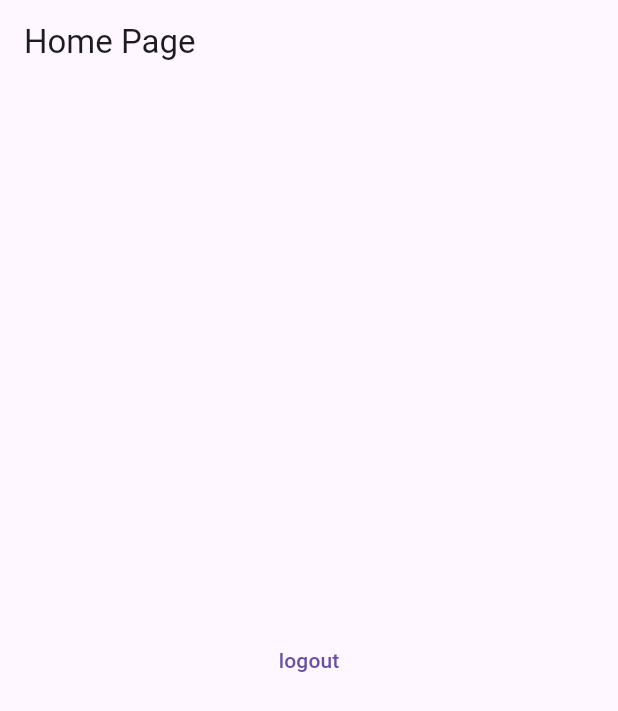
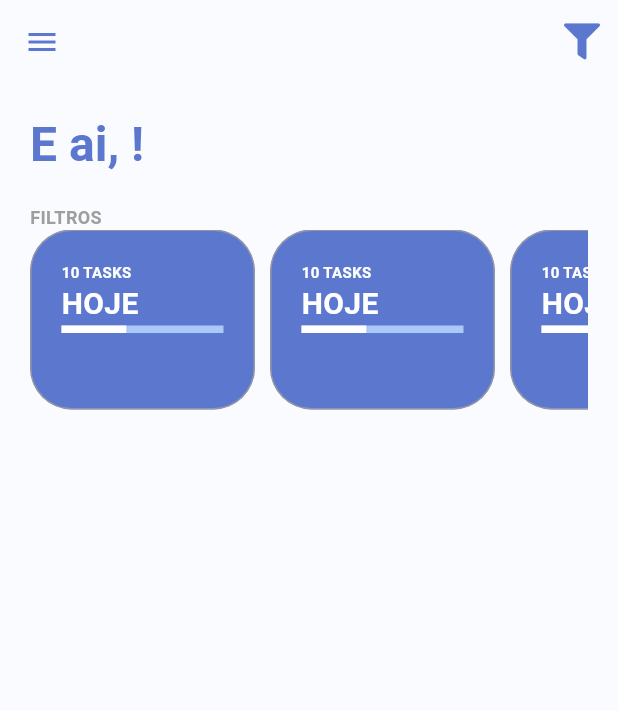
Before and after one commit to CSIRamone/ToDo_List_Provider, a Flutter app: the screen it shows once a user with an empty profile is signed in, on a phone screen of 412 x 824 dp. Shown: the top 711 px of the screen. Run offline on Flutter 3.47's test engine with Material 3 defaults, Android fonts, the phone set to English and light mode, and no system bars; our stand-ins replace firebase_auth, firebase_core, flutter_signin_button, google_fonts, google_sign_in, nested and 3 more; missing offline and left inert: flutter_overlay_loader, validatorless; accounts and stored records are empty; network calls fail; Roboto replaces fonts that are missing (Mandali).

Commit message:
Alterando nome Usuario, ModuloHome(Contruindo header e filter)

```diff
--- a/lib/app/core/auth/todo_list_auth_provider.dart
+++ b/lib/app/core/auth/todo_list_auth_provider.dart
@@ -17,7 +17,10 @@ class TodoListAuthProvider extends ChangeNotifier{
 
   Future<void> logout() => _userService.logout();
 
-  User? get user => _firebaseAuth.currentUser;
+  User? get user {
+   print('Usuário atual: ${_firebaseAuth.currentUser}');
+   return _firebaseAuth.currentUser;
+  }
 
   void loadListener() {
     _firebaseAuth.userChanges().listen((_) => notifyListeners());
--- a/lib/app/core/ui/todolisticon_icons.dart
+++ b/lib/app/core/ui/todolisticon_icons.dart
@@ -27,4 +27,5 @@ class Todolisticon {
 
   static const IconData eye = IconData(0xf06e, fontFamily: _kFontFam, fontPackage: _kFontPkg);
   static const IconData eye_slash = IconData(0xf070, fontFamily: _kFontFam, fontPackage: _kFontPkg);
+  static const IconData filter = IconData(0xf0b0, fontFamily: _kFontFam, fontPackage: _kFontPkg);
 }
--- a/lib/app/modules/home/home_page.dart
+++ b/lib/app/modules/home/home_page.dart
@@ -1,23 +1,59 @@
 import 'package:flutter/material.dart';
-import 'package:provider/provider.dart';
-import 'package:todo_list_provider/app/core/auth/todo_list_auth_provider.dart';
+import 'package:todo_list_provider/app/core/ui/theme.extensions.dart';
+import 'package:todo_list_provider/app/core/ui/todolisticon_icons.dart';
+import 'package:todo_list_provider/app/modules/home/widget/home_drawer.dart';
+import 'package:todo_list_provider/app/modules/home/widget/home_filters.dart';
+import 'package:todo_list_provider/app/modules/home/widget/home_header.dart';
 
 class HomePage extends StatelessWidget {
+  const HomePage({super.key});
 
-  const HomePage({ super.key });
-
-   @override
-   Widget build(BuildContext context) {
-       return Scaffold(
-           appBar: AppBar(title: const Text('Home Page'),),
-           body: Center(
-            child: TextButton(onPressed: (){
-              print('Tentando acessar TodoListAuthProvider');
-             final authprovider = context.read<TodoListAuthProvider>();
-              authprovider.logout();
-              print('AuthProvider acessado com sucesso');
-            }, child: Text('logout')),
-           ),
-       );
+  @override
+  Widget build(BuildContext context) {
+    return Scaffold(
+      appBar: AppBar(
+        iconTheme: IconThemeData(
+          color: context.primaryColor,
+        ),
+        backgroundColor: Colors.transparent,
+        elevation: 0,
+        actions: [
+          PopupMenuButton(
+            icon: Icon(Todolisticon.filter),
+            itemBuilder: (_) => [
+              PopupMenuItem<bool>(
+                child: Text('Mostrar tarefas concluidas'),
+              )
+            ],
+          )
+        ],
+      ),
+      backgroundColor: Color(0xFFFAFBFE),
+      drawer: HomeDrawer(),
+      body: LayoutBuilder(
+        builder: (context, constraints) {
+          return SingleChildScrollView(
+            child: ConstrainedBox(
+              constraints: BoxConstraints(
+                minHeight: constraints.maxHeight,
+                maxWidth: constraints.maxWidth,
+              ),
+              child: Container(
+                margin: const EdgeInsets.symmetric(horizontal:20),
+                child: IntrinsicHeight(
+                  child: Column(
+                    crossAxisAlignment: CrossAxisAlignment.start,
+                    children: [
+                      HomeHeader(),
+                      HomeFilters(),
+                    ],
+                  ),
+                )
+              ),
+            ),
+          );
+        },
+      ),
+    );
   }
 }
--- /dev/null
+++ b/lib/app/modules/home/widget/home_filters.dart
@@ -0,0 +1,39 @@
+import 'package:flutter/material.dart';
+import 'package:todo_list_provider/app/core/ui/theme.extensions.dart';
+import 'package:todo_list_provider/app/modules/home/widget/todo_card.filter.dart';
+
+class HomeFilters extends StatefulWidget {
+
+  const HomeFilters({ Key? key }) : super(key: key);
+
+  @override
+  State<HomeFilters> createState() => _HomeFiltersState();
+}
+
+class _HomeFiltersState extends State<HomeFilters> {
+   @override
+   Widget build(BuildContext context) {
+       return Column(
+        crossAxisAlignment: CrossAxisAlignment.start,
+        children: [
+          Text('FILTROS', style: context.titleStyle,
+          ),
+        SingleChildScrollView(
+          scrollDirection: Axis.horizontal,
+          child: Row(
+            children: [
+              TodoCardFilter(),
+              TodoCardFilter(),
+              TodoCardFilter(),
+              TodoCardFilter(),
+              TodoCardFilter(),
+              TodoCardFilter(),
+              TodoCardFilter(),
+
+          ],),
+        ),
+        ],
+
+       );
+  }
+}
--- /dev/null
+++ b/lib/app/modules/home/widget/home_header.dart
@@ -0,0 +1,30 @@
+import 'package:flutter/material.dart';
+import 'package:provider/provider.dart';
+import 'package:todo_list_provider/app/core/auth/todo_list_auth_provider.dart';
+import 'package:todo_list_provider/app/core/ui/theme.extensions.dart';
+
+class HomeHeader extends StatelessWidget {
+  const HomeHeader({Key? key}) : super(key: key);
+
+  @override
+  Widget build(BuildContext context) {
+    return Row(children: [
+      Padding(
+        padding: const EdgeInsets.symmetric(vertical: 20),
+        child: Selector<TodoListAuthProvider, String>(
+          selector: (context, authProvider) {
+            return authProvider.user?.displayName ?? 'Não informado';
+          },
+          builder: (_, value, __) {
+            return Text(
+              'E ai, $value!',
+              style: context.textTheme.headlineLarge?.copyWith(
+                fontWeight: FontWeight.bold,
+              ),
+            );
+          },
+        ),
+      ),
+    ]);
+  }
+}
--- /dev/null
+++ b/lib/app/modules/home/widget/todo_card.filter.dart
@@ -0,0 +1,49 @@
+import 'package:flutter/material.dart';
+import 'package:todo_list_provider/app/core/ui/theme.extensions.dart';
+
+class TodoCardFilter extends StatelessWidget {
+
+  const TodoCardFilter({ super.key });
+
+   @override
+   Widget build(BuildContext context) {
+       return Container(
+        constraints: BoxConstraints(
+          minHeight: 120,
+          maxWidth: 150,
+        ),
+        margin: EdgeInsets.only(right: 10),
+        padding: EdgeInsets.all(20),
+        decoration: BoxDecoration(
+          color: context.primaryColor,
+          border: Border.all(
+            width: 1,
+            color: Colors.grey.withOpacity(0.8),
+            ),
+            borderRadius: BorderRadius.circular(28),
+          ),
+          child: Column(
+            crossAxisAlignment: CrossAxisAlignment.start,
+            children: [
+              Text('10 TASKS', style: context.titleStyle.copyWith(
+                fontSize: 10,
+                color: Colors.white,
+              ),
+              ),
+              Text('HOJE', style: TextStyle(
+                fontSize: 20,
+                fontWeight: FontWeight.bold,
+                color: Colors.white,
+              ),
+              ),
+              LinearProgressIndicator(
+                backgroundColor: context.primaryColorLight,
+                valueColor: AlwaysStoppedAnimation<Color>(Colors.white),
+                minHeight: 5,
+                value: 0.4,
+              ),
+            ],
+          ),
+        );
+  }
+}
--- a/lib/app/repositories/user/user_repository.dart
+++ b/lib/app/repositories/user/user_repository.dart
@@ -6,5 +6,6 @@ abstract class UserRepository {
   Future<void> forgotPassword(String email);
   Future<User?> googleLogin();
   Future<void> logout();
+  Future<void> updateDisplayName(String name);
 
 }
--- a/lib/app/services/user/user_service.dart
+++ b/lib/app/services/user/user_service.dart
@@ -6,4 +6,5 @@ Future<User?> login(String email, String password);
 Future<void> forgotPassword(String email);
 Future<User?> googleLogin();
 Future<void> logout();
+Future<void> updateDisplayName(String name);
 }
--- a/lib/app/services/user/user_service_impl.dart
+++ b/lib/app/services/user/user_service_impl.dart
@@ -25,4 +25,9 @@ class UserServiceImpl implements UserService {
 
           @override
           Future<void> logout() => _userRepository.logout();
+
+            @override
+            Future<void> updateDisplayName(String name) {
+              return _userRepository.updateDisplayName(name);
+            }
 }
```
Also changed, not shown: lib/app/modules/home/widget/home_drawer.dart (added, +108 -0 lines), lib/app/repositories/user/user_repository_impl.dart (+11 -0 lines), assets/fonts/Todolisticon.ttf.
